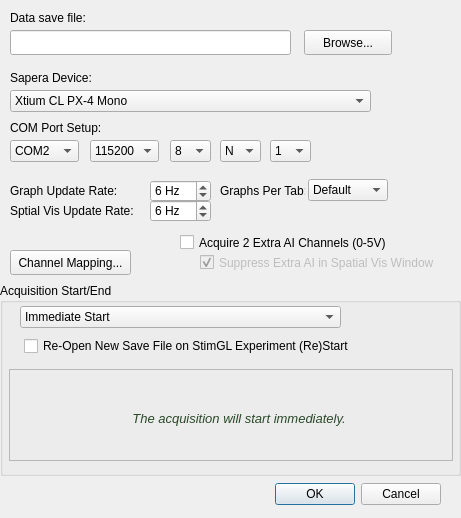
Above: FG_ConfigDialog.ui from CarlosValleA/SpikeGL before the change. Below: the same form after it.
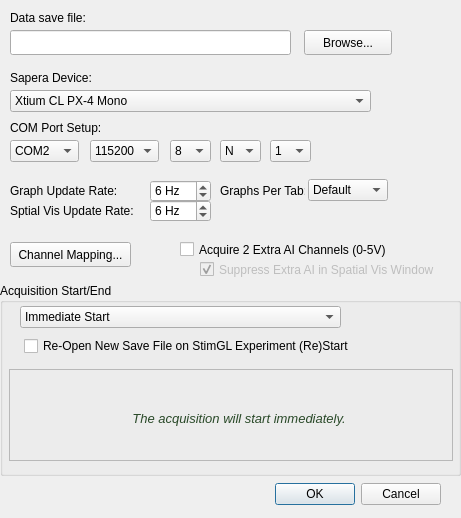
That is the form after the change.

```diff
--- a/FG_ConfigDialog.ui
+++ b/FG_ConfigDialog.ui
@@ -284,7 +284,7 @@
    <property name="geometry">
     <rect>
      <x>10</x>
-     <y>250</y>
+     <y>242</y>
      <width>121</width>
      <height>25</height>
     </rect>
@@ -470,7 +470,7 @@
    <property name="geometry">
     <rect>
      <x>180</x>
-     <y>230</y>
+     <y>237</y>
      <width>271</width>
      <height>25</height>
     </rect>
@@ -492,7 +492,7 @@
    <property name="geometry">
     <rect>
      <x>200</x>
-     <y>250</y>
+     <y>257</y>
      <width>251</width>
      <height>25</height>
     </rect>
```
